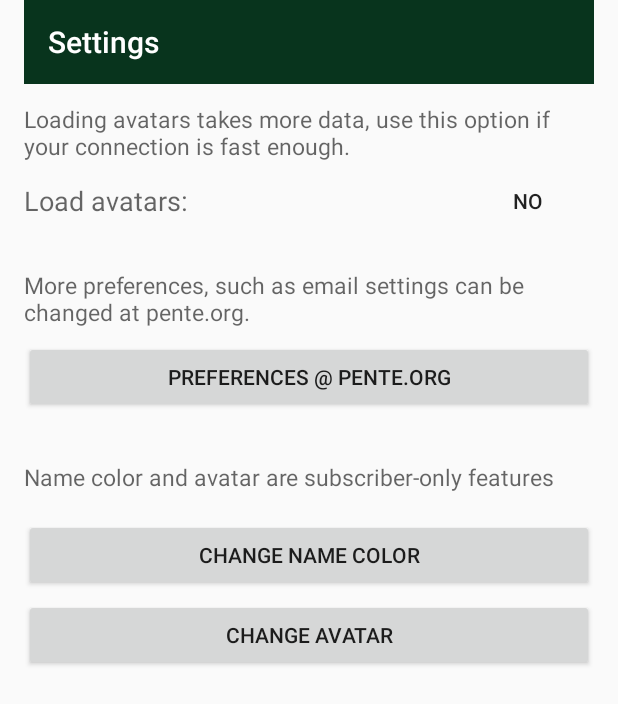
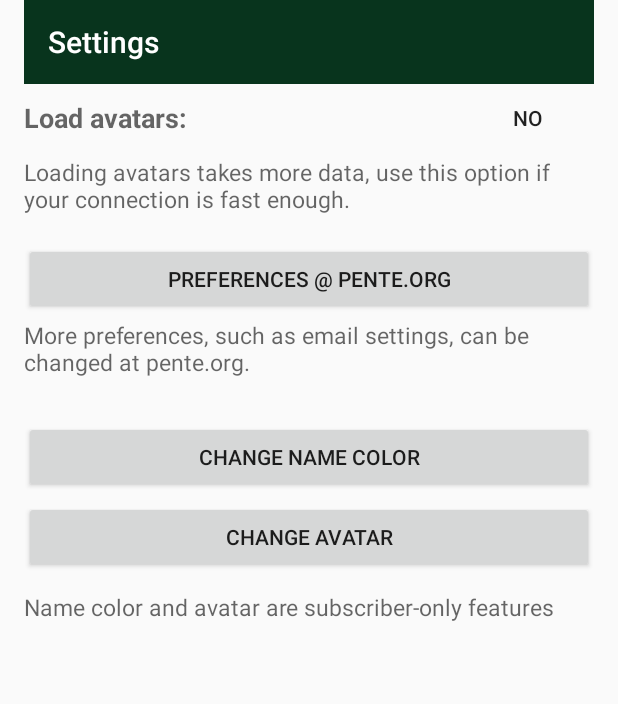
Before and after one commit to rainwolf/penteLive-Android, an Android app: the screen it shows after launch (SettingsActivity), after a tap on "MORE SETTINGS", on a phone screen of 412 x 824 dp. Shown: the top 704 px of the screen. Run offline under Robolectric (Android 15) with nearby library versions, the phone set to English and light mode, and no system bars; libraries missing offline, so code that uses them is left out: com.flask.colorpicker; 1 other tap on this screen came first.

Commit message:
Registration button disappear

```diff
--- a/app/src/main/AndroidManifest.xml
+++ b/app/src/main/AndroidManifest.xml
@@ -1,8 +1,8 @@
 <?xml version="1.0" encoding="utf-8"?>
 <manifest xmlns:android="http://schemas.android.com/apk/res/android"
     package="be.submanifold.pentelive"
-    android:versionCode="41"
-    android:versionName="1.6.13">
+    android:versionCode="43"
+    android:versionName="1.6.15">
 
     <uses-permission android:name="android.permission.INTERNET" />
     <uses-permission android:name="android.permission.READ_EXTERNAL_STORAGE"/>
--- a/app/src/main/java/be/submanifold/pentelive/LoginActivity.java
+++ b/app/src/main/java/be/submanifold/pentelive/LoginActivity.java
@@ -25,6 +25,7 @@ import android.widget.AutoCompleteTextView;
 import android.widget.Button;
 import android.widget.CompoundButton;
 import android.widget.EditText;
+import android.widget.LinearLayout;
 import android.widget.TextView;
 import android.widget.ToggleButton;
 
@@ -180,6 +181,11 @@ public class LoginActivity extends AppCompatActivity
     protected void onResume() {
         super.onResume();
         MyApplication.activityResumed(this);
+        if (PrefUtils.getBooleanFromPrefs(LoginActivity.this, PrefUtils.PREFS_REGISTRATIONSUCCESSFUL_KEY, false)) {
+            ((LinearLayout) findViewById(R.id.registerLayout)).setVisibility(View.GONE);
+            ((AutoCompleteTextView) findViewById(R.id.email)).setEnabled(false);
+            ((EditText) findViewById(R.id.password)).setEnabled(false);
+        }
     }
 
     @Override
--- a/app/src/main/java/be/submanifold/pentelive/MainActivity.java
+++ b/app/src/main/java/be/submanifold/pentelive/MainActivity.java
@@ -44,6 +44,8 @@ public class MainActivity extends AppCompatActivity {
 
     @Override
     protected void onCreate(Bundle savedInstanceState) {
+
+        PrefUtils.saveBooleanToPrefs(MainActivity.this, PrefUtils.PREFS_REGISTRATIONSUCCESSFUL_KEY, true);
 
         super.onCreate(savedInstanceState);
         setContentView(R.layout.activity_main);
--- a/app/src/main/java/be/submanifold/pentelive/PrefUtils.java
+++ b/app/src/main/java/be/submanifold/pentelive/PrefUtils.java
@@ -38,6 +38,7 @@ public class PrefUtils {
     public static final String PREFS_KOTHTIMEOUT_KEY = "__KOTHTIMEOUT__" ;
     public static final String PREFS_KOTHRESTRICTION_KEY = "__KOTHRESTRICTION__" ;
     public static final String PREFS_LOADAVATARS_KEY = "__LOADAVATARS__" ;
+    public static final String PREFS_REGISTRATIONSUCCESSFUL_KEY = "__REGISTRATIONSUCCESSFUL__" ;
 
     public static void saveToPrefs(Context context, String key, String value) {
         SharedPreferences prefs = PreferenceManager.getDefaultSharedPreferences(context);
--- a/app/src/main/res/layout/activity_login.xml
+++ b/app/src/main/res/layout/activity_login.xml
@@ -108,6 +108,11 @@
                 android:drawableStart="@drawable/ic_action_settings"
                 android:layout_marginTop="5dp"
                 android:text="More settings"/>
+            <LinearLayout
+                android:id="@+id/registerLayout"
+                android:layout_width="match_parent"
+                android:layout_height="wrap_content"
+                android:orientation="vertical">
                 <TextView
                     android:layout_width="wrap_content"
                     android:layout_height="wrap_content"
@@ -119,6 +124,7 @@
                     android:layout_height="wrap_content"
                     android:layout_marginTop="5dp"
                     android:text="Register @ Pente.org"/>
+            </LinearLayout>
 
             <Button
                 android:id="@+id/facebookButton"
--- a/app/src/main/res/layout/activity_settings.xml
+++ b/app/src/main/res/layout/activity_settings.xml
@@ -21,23 +21,12 @@
     <TextView
         android:layout_width="wrap_content"
         android:layout_height="45dp"
-        android:textSize="15dp"
-        android:layout_marginTop="10dp"
-        android:gravity="center_vertical"
-        android:textAppearance="?android:attr/textAppearanceMedium"
-        android:text="Loading avatars takes more data, use this option if your connection is fast enough."
-        android:id="@+id/infoLabel"
-        android:layout_below="@id/my_toolbar"
-        android:layout_alignParentLeft="true"
-        android:layout_alignParentStart="true" />
-    <TextView
-        android:layout_width="wrap_content"
-        android:layout_height="45dp"
         android:gravity="center_vertical"
         android:textAppearance="?android:attr/textAppearanceMedium"
         android:text="Load avatars:"
+        android:textStyle="bold"
         android:id="@+id/avatarLabel"
-        android:layout_below="@id/infoLabel"
+        android:layout_below="@id/my_toolbar"
         android:layout_alignParentLeft="true"
         android:layout_alignParentStart="true" />
     <ToggleButton
@@ -48,27 +37,53 @@
         android:textOn="Yes"
         android:textOff="No"
         android:id="@+id/avatarToggleButton"
-        android:layout_below="@+id/infoLabel"
+        android:layout_below="@+id/my_toolbar"
         android:layout_alignParentRight="true"
         android:layout_alignParentEnd="true" />
     <TextView
         android:layout_width="wrap_content"
         android:layout_height="45dp"
         android:textSize="15dp"
+        android:layout_marginBottom="10dp"
         android:gravity="center_vertical"
         android:textAppearance="?android:attr/textAppearanceMedium"
-        android:text="More preferences, such as email settings can be changed at pente.org."
-        android:id="@+id/infoLabel2"
+        android:text="Loading avatars takes more data, use this option if your connection is fast enough."
+        android:id="@+id/infoLabel"
         android:layout_below="@id/avatarLabel"
         android:layout_alignParentLeft="true"
-        android:layout_alignParentStart="true"
-        android:layout_marginTop="20dp"/>
+        android:layout_alignParentStart="true" />
     <Button
         android:layout_width="match_parent"
         android:id="@+id/preferencesButton"
         android:layout_height="wrap_content"
+        android:layout_below="@id/infoLabel"
+        android:text="Preferences @ pente.org"
+        android:layout_marginTop="5dp"/>
+    <TextView
+        android:layout_width="wrap_content"
+        android:layout_height="45dp"
+        android:textSize="15dp"
+        android:gravity="center_vertical"
+        android:textAppearance="?android:attr/textAppearanceMedium"
+        android:text="More preferences, such as email settings, can be changed at pente.org."
+        android:id="@+id/infoLabel2"
+        android:layout_below="@id/preferencesButton"
+        android:layout_alignParentLeft="true"
+        android:layout_alignParentStart="true"
+        android:layout_marginBottom="20dp"/>
+    <Button
+        android:layout_width="match_parent"
+        android:id="@+id/colorButton"
+        android:layout_height="wrap_content"
         android:layout_below="@id/infoLabel2"
-        android:text="Preferences @ pente.org"
+        android:text="Change name color"
+        android:layout_marginTop="5dp"/>
+    <Button
+        android:layout_width="match_parent"
+        android:id="@+id/avatarButton"
+        android:layout_height="wrap_content"
+        android:layout_below="@id/colorButton"
+        android:text="change avatar"
         android:layout_marginTop="5dp"/>
     <TextView
         android:layout_width="wrap_content"
@@ -78,24 +93,10 @@
         android:textAppearance="?android:attr/textAppearanceMedium"
         android:text="Name color and avatar are subscriber-only features"
         android:id="@+id/infoLabel3"
-        android:layout_below="@id/preferencesButton"
+        android:layout_below="@id/avatarButton"
         android:layout_alignParentLeft="true"
         android:layout_alignParentStart="true"
-        android:layout_marginTop="20dp"/>
-    <Button
-        android:layout_width="match_parent"
-        android:id="@+id/colorButton"
-        android:layout_height="wrap_content"
-        android:layout_below="@id/infoLabel3"
-        android:text="Change name color"
-        android:layout_marginTop="5dp"/>
-    <Button
-        android:layout_width="match_parent"
-        android:id="@+id/avatarButton"
-        android:layout_height="wrap_content"
-        android:layout_below="@id/colorButton"
-        android:text="change avatar"
-        android:layout_marginTop="5dp"/>
+        android:layout_marginBottom="20dp"/>
 
     <ImageView
         android:layout_width="wrap_content"
```
Lines whose indentation alone changed are shown as unchanged.
